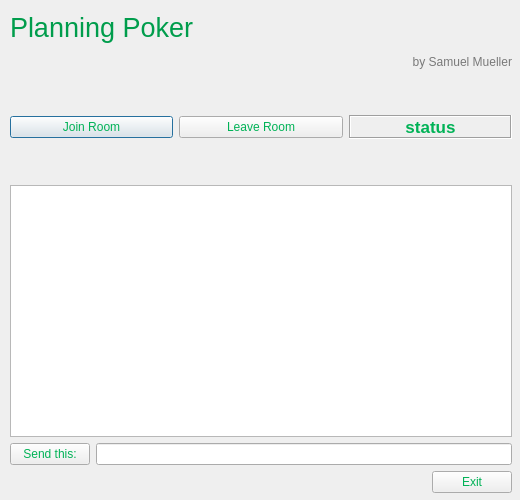
Before: the Qt Designer form pokerclient.ui in SamuelSMueller/ProjectPoker, drawn with Qt 5.
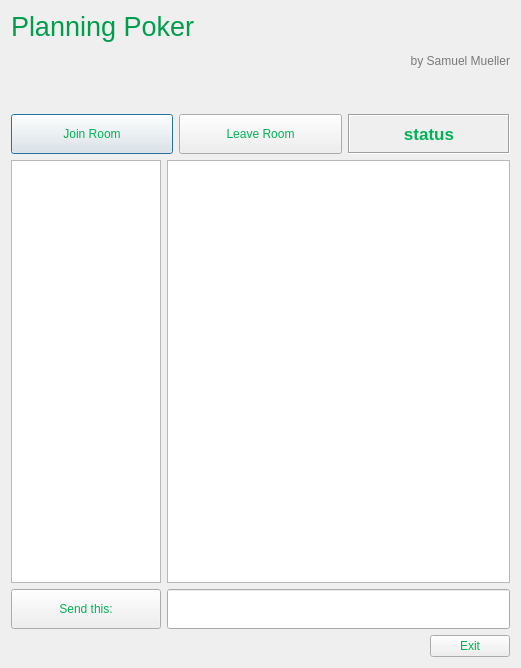
After: the same form once the commit is applied.

Commit message: reworked layout for client and server page, added list for all users to be visible. Working on mySql support to keep track of rooms/users

Diff of the .ui file:
```diff
--- a/pokerclient.ui
+++ b/pokerclient.ui
@@ -6,8 +6,8 @@
    <rect>
     <x>0</x>
     <y>0</y>
-    <width>520</width>
-    <height>500</height>
+    <width>521</width>
+    <height>668</height>
    </rect>
   </property>
   <property name="minimumSize">
@@ -18,22 +18,13 @@
   </property>
   <property name="maximumSize">
    <size>
-    <width>520</width>
-    <height>500</height>
+    <width>16777215</width>
+    <height>16777215</height>
    </size>
   </property>
   <property name="windowTitle">
    <string>Dialog</string>
   </property>
-  <widget class="QWidget" name="layoutWidget">
-   <property name="geometry">
-    <rect>
-     <x>10</x>
-     <y>12</y>
-     <width>502</width>
-     <height>481</height>
-    </rect>
-   </property>
    <layout class="QGridLayout" name="gridLayout">
     <item row="0" column="0">
      <widget class="QLabel" name="label_2">
@@ -62,6 +53,18 @@
      <layout class="QHBoxLayout" name="horizontalLayout">
       <item>
        <widget class="QPushButton" name="pushButton_connect">
+       <property name="minimumSize">
+        <size>
+         <width>0</width>
+         <height>40</height>
+        </size>
+       </property>
+       <property name="maximumSize">
+        <size>
+         <width>16777215</width>
+         <height>40</height>
+        </size>
+       </property>
         <property name="palette">
          <palette>
           <active>
@@ -160,6 +163,18 @@
       </item>
       <item>
        <widget class="QPushButton" name="pushButton_disconnect">
+       <property name="minimumSize">
+        <size>
+         <width>0</width>
+         <height>40</height>
+        </size>
+       </property>
+       <property name="maximumSize">
+        <size>
+         <width>16777215</width>
+         <height>40</height>
+        </size>
+       </property>
         <property name="palette">
          <palette>
           <active>
@@ -324,45 +339,7 @@
       </item>
      </layout>
     </item>
-    <item row="3" column="0">
-     <spacer name="verticalSpacer_2">
-      <property name="orientation">
-       <enum>Qt::Vertical</enum>
-      </property>
-      <property name="sizeType">
-       <enum>QSizePolicy::Fixed</enum>
-      </property>
-      <property name="sizeHint" stdset="0">
-       <size>
-        <width>498</width>
-        <height>40</height>
-       </size>
-      </property>
-     </spacer>
-    </item>
-    <item row="4" column="0">
-     <widget class="QTextEdit" name="textEdit_log">
-      <property name="sizePolicy">
-       <sizepolicy hsizetype="Expanding" vsizetype="Expanding">
-        <horstretch>0</horstretch>
-        <verstretch>0</verstretch>
-       </sizepolicy>
-      </property>
-      <property name="minimumSize">
-       <size>
-        <width>500</width>
-        <height>150</height>
-       </size>
-      </property>
-      <property name="maximumSize">
-       <size>
-        <width>16777215</width>
-        <height>600</height>
-       </size>
-      </property>
-     </widget>
-    </item>
-    <item row="6" column="0">
+   <item row="5" column="0">
      <layout class="QHBoxLayout" name="horizontalLayout_2">
       <item>
        <spacer name="horizontalSpacer">
@@ -423,10 +400,22 @@
       </item>
      </layout>
     </item>
-    <item row="5" column="0">
+   <item row="4" column="0">
      <layout class="QFormLayout" name="formLayout">
       <item row="0" column="0">
        <widget class="QPushButton" name="pushButton_send">
+       <property name="minimumSize">
+        <size>
+         <width>150</width>
+         <height>40</height>
+        </size>
+       </property>
+       <property name="maximumSize">
+        <size>
+         <width>150</width>
+         <height>16777215</height>
+        </size>
+       </property>
         <property name="palette">
          <palette>
           <active>
@@ -470,12 +459,60 @@
        </widget>
       </item>
       <item row="0" column="1">
-       <widget class="QLineEdit" name="lineEdit_message"/>
+      <widget class="QLineEdit" name="lineEdit_message">
+       <property name="minimumSize">
+        <size>
+         <width>0</width>
+         <height>40</height>
+        </size>
+       </property>
+       <property name="maximumSize">
+        <size>
+         <width>16777215</width>
+         <height>40</height>
+        </size>
+       </property>
+      </widget>
       </item>
      </layout>
     </item>
-   </layout>
-  </widget>
+   <item row="3" column="0">
+    <layout class="QHBoxLayout" name="horizontalLayout_3">
+     <item>
+      <widget class="QListWidget" name="listWidget">
+       <property name="maximumSize">
+        <size>
+         <width>150</width>
+         <height>16777215</height>
+        </size>
+       </property>
+      </widget>
+     </item>
+     <item>
+      <widget class="QTextEdit" name="textEdit_log">
+       <property name="sizePolicy">
+        <sizepolicy hsizetype="Expanding" vsizetype="Expanding">
+         <horstretch>0</horstretch>
+         <verstretch>0</verstretch>
+        </sizepolicy>
+       </property>
+       <property name="minimumSize">
+        <size>
+         <width>0</width>
+         <height>0</height>
+        </size>
+       </property>
+       <property name="maximumSize">
+        <size>
+         <width>16777215</width>
+         <height>16777215</height>
+        </size>
+       </property>
+      </widget>
+     </item>
+    </layout>
+   </item>
+  </layout>
  </widget>
  <resources/>
  <connections/>
```
Lines whose indentation alone changed are shown as unchanged. The commit also changes 12 other files.
